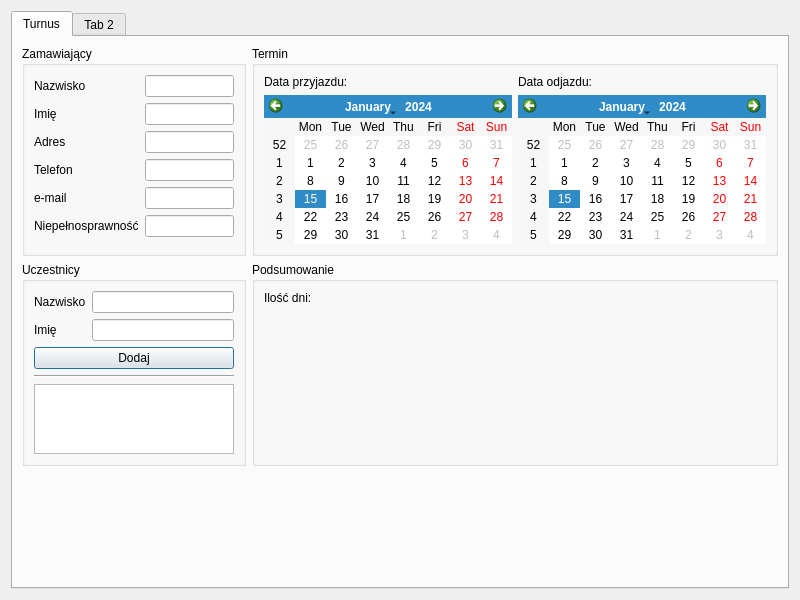
Skwara/HoteleADC, file src/ui/NewReservationDialog.ui: the form before one commit.
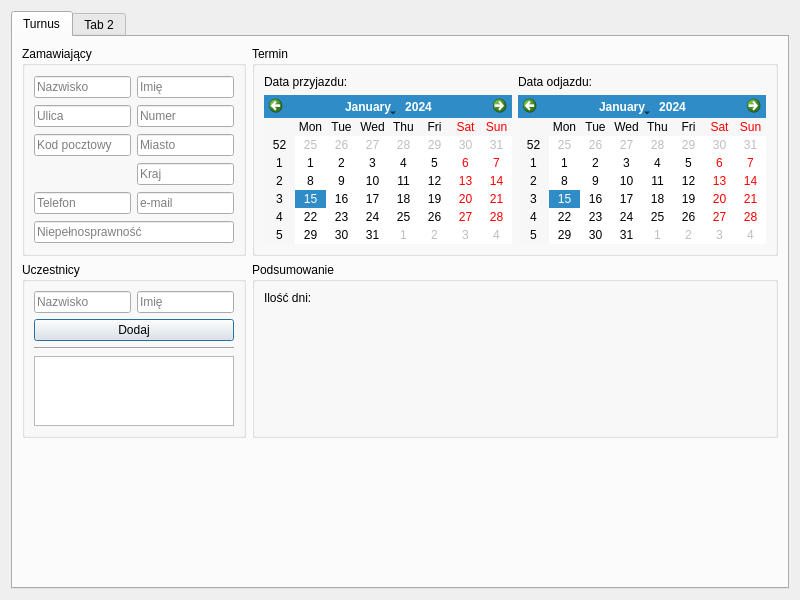
The form after the commit.

Commit message: Removed labels for placeholders

Patch:
```diff
--- a/src/ui/NewReservationDialog.ui
+++ b/src/ui/NewReservationDialog.ui
@@ -72,73 +72,77 @@
          <property name="title">
           <string>Zamawiający</string>
          </property>
-         <layout class="QFormLayout" name="formLayout">
-          <property name="labelAlignment">
-           <set>Qt::AlignLeading|Qt::AlignLeft|Qt::AlignVCenter</set>
-          </property>
-          <property name="formAlignment">
-           <set>Qt::AlignLeading|Qt::AlignLeft|Qt::AlignTop</set>
-          </property>
-          <item row="1" column="0">
-           <widget class="QLabel" name="nameLabel">
-            <property name="text">
-             <string>Imię</string>
-            </property>
-           </widget>
-          </item>
-          <item row="1" column="1">
-           <widget class="QLineEdit" name="nameLineEdit"/>
-          </item>
+         <layout class="QGridLayout" name="gridLayout_4">
           <item row="0" column="0">
-           <widget class="QLabel" name="surnameLabel">
-            <property name="text">
+           <widget class="QLineEdit" name="surnameLineEdit">
+            <property name="placeholderText">
              <string>Nazwisko</string>
             </property>
            </widget>
           </item>
           <item row="0" column="1">
-           <widget class="QLineEdit" name="surnameLineEdit"/>
+           <widget class="QLineEdit" name="nameLineEdit">
+            <property name="placeholderText">
+             <string>Imię</string>
+            </property>
+           </widget>
+          </item>
+          <item row="1" column="0">
+           <widget class="QLineEdit" name="streetLineEdit">
+            <property name="placeholderText">
+             <string>Ulica</string>
+            </property>
+           </widget>
+          </item>
+          <item row="1" column="1">
+           <widget class="QLineEdit" name="numberLineEdit">
+            <property name="placeholderText">
+             <string>Numer</string>
+            </property>
+           </widget>
           </item>
           <item row="2" column="0">
-           <widget class="QLabel" name="addressLabel">
-            <property name="text">
-             <string>Adres</string>
+           <widget class="QLineEdit" name="postalCodeLineEdit">
+            <property name="placeholderText">
+             <string>Kod pocztowy</string>
             </property>
            </widget>
           </item>
           <item row="2" column="1">
-           <widget class="QLineEdit" name="addressLineEdit"/>
-          </item>
-          <item row="3" column="0">
-           <widget class="QLabel" name="phoneLabel">
-            <property name="text">
-             <string>Telefon</string>
+           <widget class="QLineEdit" name="cityLineEdit">
+            <property name="placeholderText">
+             <string>Miasto</string>
             </property>
            </widget>
           </item>
           <item row="3" column="1">
-           <widget class="QLineEdit" name="phoneLineEdit"/>
+           <widget class="QLineEdit" name="countryLineEdit">
+            <property name="placeholderText">
+             <string>Kraj</string>
+            </property>
+           </widget>
           </item>
           <item row="4" column="0">
-           <widget class="QLabel" name="emailLabel">
-            <property name="text">
-             <string>e-mail</string>
+           <widget class="QLineEdit" name="phoneLineEdit">
+            <property name="placeholderText">
+             <string>Telefon</string>
             </property>
            </widget>
           </item>
           <item row="4" column="1">
-           <widget class="QLineEdit" name="emailLineEdit"/>
+           <widget class="QLineEdit" name="emailLineEdit">
+            <property name="placeholderText">
+             <string>e-mail</string>
+            </property>
+           </widget>
           </item>
-          <item row="5" column="0">
-           <widget class="QLabel" name="disabilityLabel">
-            <property name="text">
+          <item row="5" column="0" colspan="2">
+           <widget class="QLineEdit" name="disabilityLineEdit">
+            <property name="placeholderText">
              <string>Niepełnosprawność</string>
             </property>
            </widget>
           </item>
-          <item row="5" column="1">
-           <widget class="QLineEdit" name="disabilityLineEdit"/>
-          </item>
          </layout>
         </widget>
        </item>
@@ -170,42 +174,29 @@
          <property name="title">
           <string>Uczestnicy</string>
          </property>
-         <layout class="QFormLayout" name="formLayout_3">
+         <layout class="QGridLayout" name="gridLayout_5">
           <item row="0" column="0">
-           <widget class="QLabel" name="participantSurnameLabel">
-            <property name="text">
+           <widget class="QLineEdit" name="participantSurnameLineEdit">
+            <property name="placeholderText">
              <string>Nazwisko</string>
             </property>
            </widget>
           </item>
           <item row="0" column="1">
-           <widget class="QLineEdit" name="participantSurnameLineEdit"/>
-          </item>
-          <item row="1" column="0">
-           <widget class="QLabel" name="participantNameLabel">
-            <property name="text">
+           <widget class="QLineEdit" name="participantNameLineEdit">
+            <property name="placeholderText">
              <string>Imię</string>
             </property>
            </widget>
           </item>
-          <item row="1" column="1">
-           <widget class="QLineEdit" name="participantNameLineEdit"/>
-          </item>
           <item row="2" column="0" colspan="2">
-           <widget class="QPushButton" name="addParticipantPushButton">
-            <property name="text">
-             <string>Dodaj</string>
-            </property>
-           </widget>
-          </item>
-          <item row="3" column="0" colspan="2">
            <widget class="Line" name="line">
             <property name="orientation">
              <enum>Qt::Horizontal</enum>
             </property>
            </widget>
           </item>
-          <item row="4" column="0" colspan="2">
+          <item row="3" column="0" colspan="2">
            <widget class="QListWidget" name="participantsListWidget">
             <property name="maximumSize">
              <size>
@@ -215,6 +206,13 @@
             </property>
            </widget>
           </item>
+          <item row="1" column="0" colspan="2">
+           <widget class="QPushButton" name="addParticipantPushButton">
+            <property name="text">
+             <string>Dodaj</string>
+            </property>
+           </widget>
+          </item>
          </layout>
         </widget>
        </item>
```
Left out of the diff: 32 changed lines with no effect on the pictures.
